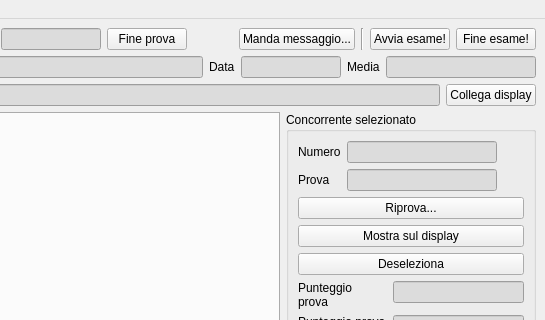
This is ui/mainwindow.ui in nferruzzi/giudice-server as Qt 5 draws it before an edit; both pictures show x 295 to 840 and y 0 to 320 of the 840 by 682 pixel window. The edited form follows.
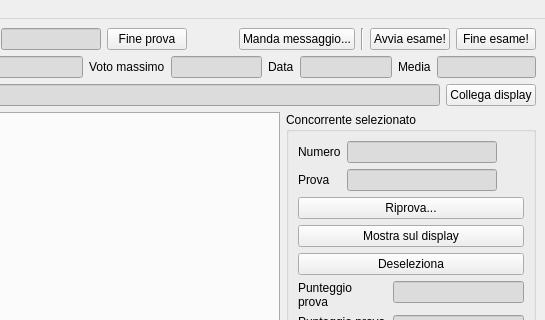
This is the edited form. Custom widgets are drawn as their Qt base class.

Commit message:
Feature/max vote (#8)
* Add configuration: ‘maxVote’

* Update main UI with max vote

* Bump readme

* DB versioning 2 to 3

* Bump changelog

```diff
--- a/ui/mainwindow.ui
+++ b/ui/mainwindow.ui
@@ -144,6 +144,33 @@
         </property>
        </widget>
       </item>
+      <item>
+       <widget class="QLabel" name="label_16">
+        <property name="text">
+         <string>Voto massimo</string>
+        </property>
+       </widget>
+      </item>
+      <item>
+       <widget class="QLineEdit" name="maxVote">
+        <property name="enabled">
+         <bool>true</bool>
+        </property>
+        <property name="maximumSize">
+         <size>
+          <width>100</width>
+          <height>16777215</height>
+         </size>
+        </property>
+        <property name="styleSheet">
+         <string notr="true">background-color: rgb(220, 220, 220);
+border-color: rgb(0, 0, 0);</string>
+        </property>
+        <property name="readOnly">
+         <bool>true</bool>
+        </property>
+       </widget>
+      </item>
       <item>
        <widget class="QLabel" name="label_12">
         <property name="text">
```
The commit also changes 8 other files.
